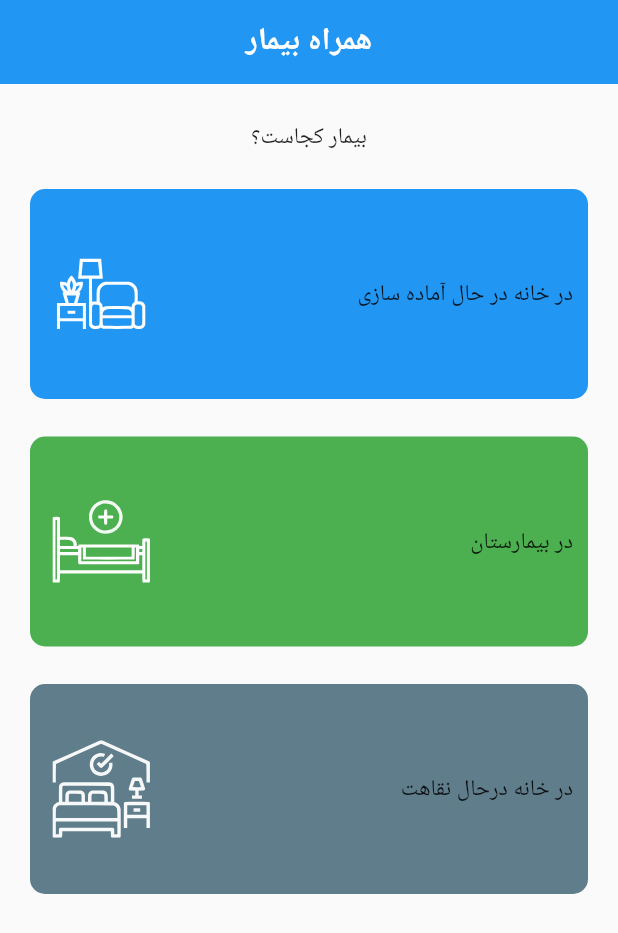
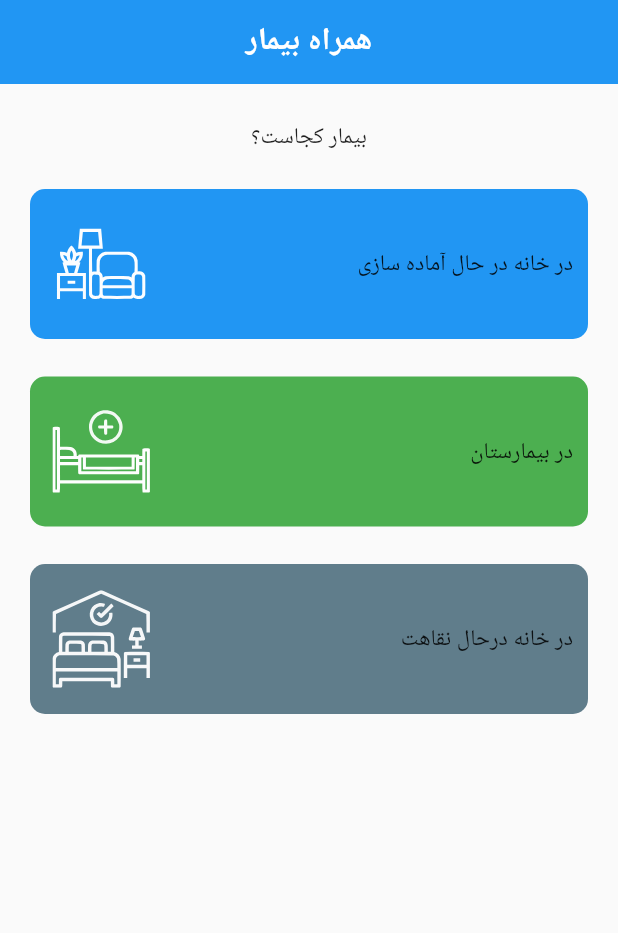
Before and after one commit to mahdinouri/patient_aider, a Flutter app: the screen it shows after launch, on a phone screen of 412 x 824 dp. Shown: the top 933 px of the screen. Run offline on Flutter 3.47's test engine with Material 2 defaults, Android fonts, the phone set to English and light mode, and no system bars; our stand-ins replace flutter_svg; missing offline and left inert: appbar_animated, persian_fonts.

Commit message:
home screen and hme categories screens added

```diff
--- a/lib/main.dart
+++ b/lib/main.dart
@@ -1,6 +1,5 @@
 import 'package:flutter/material.dart';
 import 'package:flutter_localizations/flutter_localizations.dart';
-import 'package:patient_aider/views/screens/after_hospital_screen.dart';
 import 'package:patient_aider/views/screens/before_hospital_screen.dart';
 import 'package:patient_aider/views/screens/home_screen.dart';
 import 'package:patient_aider/views/screens/in_hospital_screen.dart';
--- a/lib/views/screens/home_screen.dart
+++ b/lib/views/screens/home_screen.dart
@@ -27,14 +27,17 @@ class _HomePageState extends State<HomePage> {
             centerTitle: true,
           );
   @override
+
+        //   width: MediaQuery.of(context).size.width,
+        // height: MediaQuery.of(context).size.height * 0.75,
   Widget build(BuildContext context) {
     return SafeArea(
       child: Scaffold(
       appBar: mainAppbar,
-      body: SizedBox(
-        width: MediaQuery.of(context).size.width,
-        height: MediaQuery.of(context).size.height * 0.75,
-        child: Column(
+      body: Padding(
+        padding: const EdgeInsets.fromLTRB(20,0,20,20),
+        child: SingleChildScrollView(
+          child: Column(
         children: [
           Padding(
             padding: const EdgeInsets.fromLTRB(0,25,0,0),
@@ -88,6 +91,7 @@ class _HomePageState extends State<HomePage> {
           // ,
         ],
       ),
+        ),
       ),
     ),
     );
--- a/lib/views/widgets/home_categories.dart
+++ b/lib/views/widgets/home_categories.dart
@@ -19,7 +19,7 @@ import 'package:persian_fonts/persian_fonts.dart';
   @override
   Widget build(BuildContext context) {
     return Padding(
-      padding: const EdgeInsets.fromLTRB(20,25,20,0),
+      padding: const EdgeInsets.only(top: 25),
       child: GestureDetector(
         onTap: onPressed,
         child: Container(
@@ -28,7 +28,7 @@ import 'package:persian_fonts/persian_fonts.dart';
         borderRadius: const BorderRadius.all(Radius.circular(10))
       ),
       width: MediaQuery.of(context).size.width,
-      height: 140,
+      height: 100,
       child: Row(
         mainAxisAlignment: MainAxisAlignment.spaceBetween,
         children: [
```
